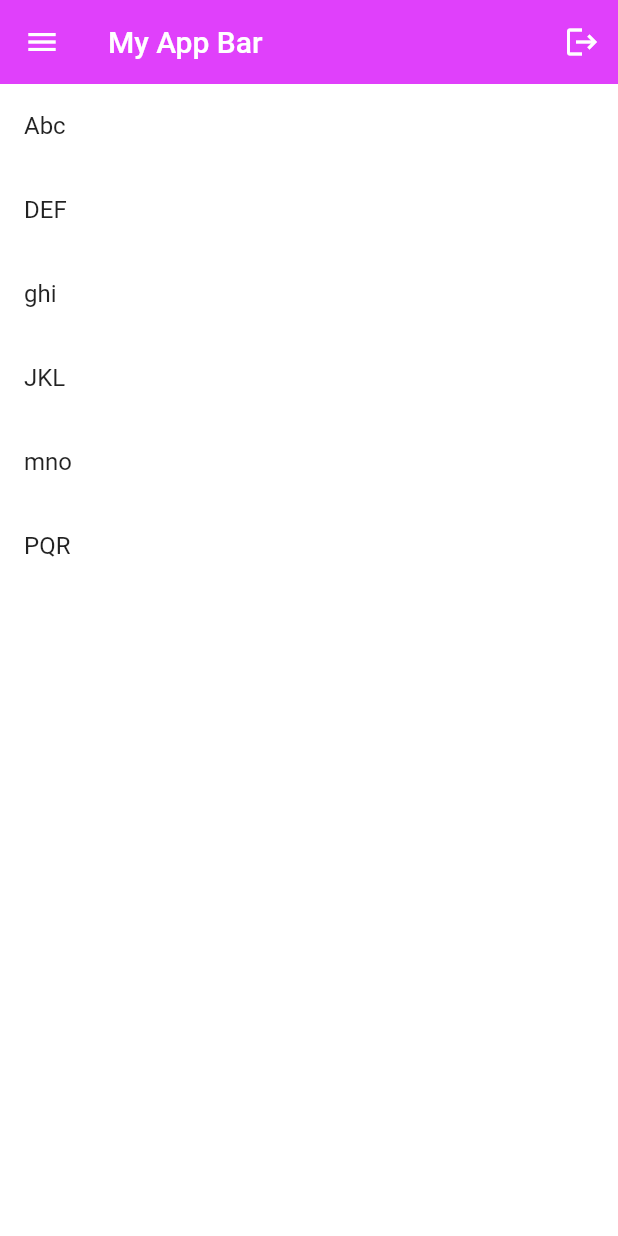
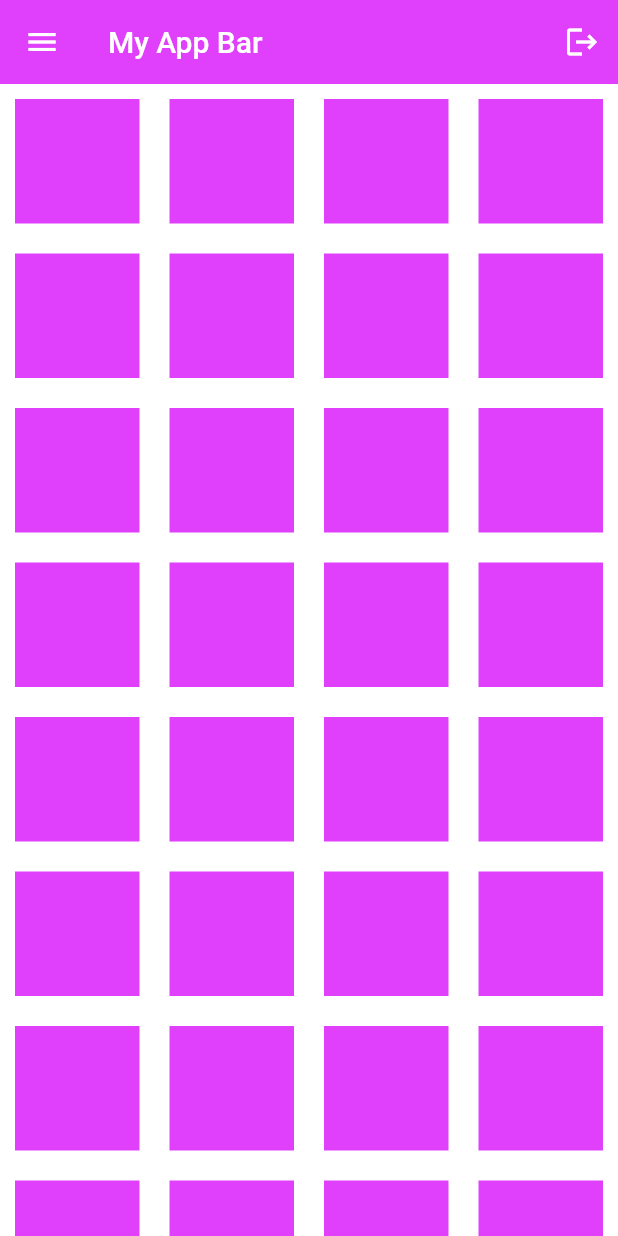
Before and after one commit to SANKARAMDAS/learn_flutter_0to100, a Flutter app: the screen it shows after launch, on a phone screen of 412 x 824 dp. Run offline on Flutter 3.47's test engine with Material 2 defaults, Android fonts, the phone set to English and light mode, and no system bars.

Commit message:
grid views

```diff
--- a/lib/main.dart
+++ b/lib/main.dart
@@ -7,7 +7,7 @@ void main() {
 class MyApp extends StatelessWidget {
   MyApp({super.key});
 
-  List<String> names = ['Abc', 'DEF', 'ghi', 'JKL', 'mno', 'PQR'];
+  // List<String> names = ['Abc', 'DEF', 'ghi', 'JKL', 'mno', 'PQR'];
 
   @override
   Widget build(BuildContext context) {
@@ -22,12 +22,12 @@ class MyApp extends StatelessWidget {
           leading: Icon(Icons.menu),
           actions: [IconButton(onPressed: () {}, icon: Icon(Icons.logout))],
         ),
-        body: ListView.builder(
-          itemCount: names.length,
-          itemBuilder: (context, index) => ListTile(
-            title: Text(
-              names[index],
-            ),
+        body: GridView.builder(
+          itemCount: 64,
+          gridDelegate: SliverGridDelegateWithFixedCrossAxisCount(crossAxisCount: 4),
+          itemBuilder: (context, index) => Container(
+            color: Colors.purpleAccent,
+            margin: EdgeInsets.all(10.0),
           ),
         ),
       ),
```
